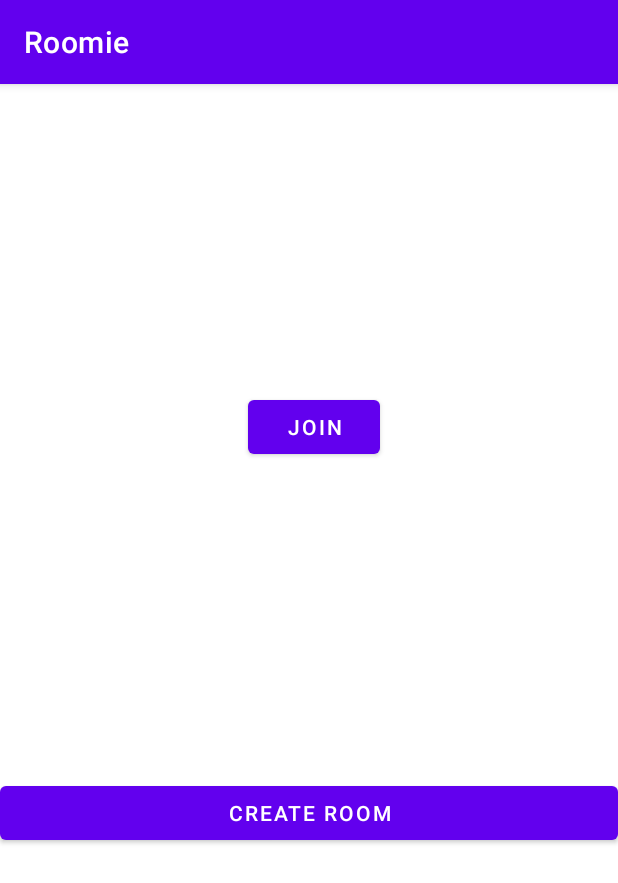
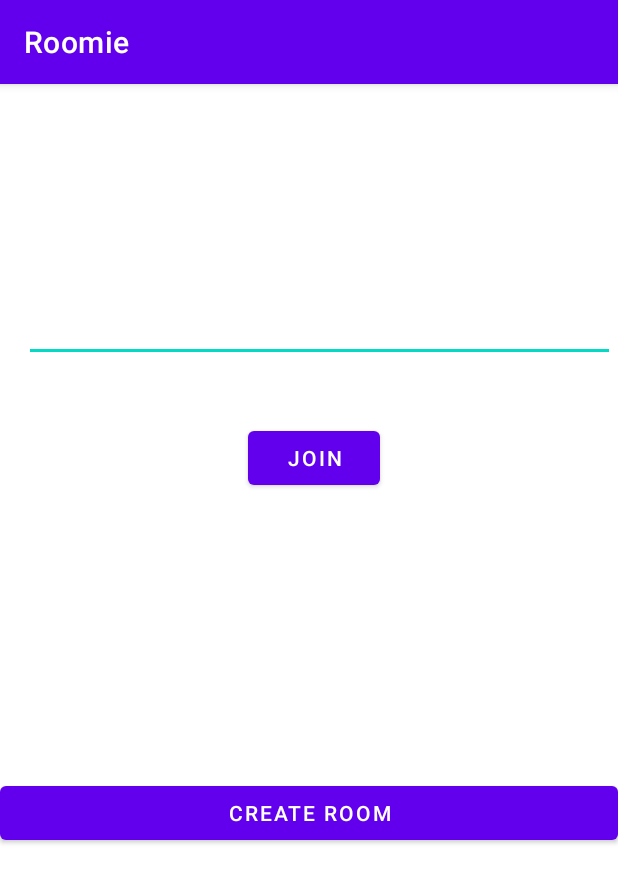
Before and after one commit to fourEyesSquad/Roomie, an Android app: the roomActivity screen opened directly, with no data from a screen before it, on a phone screen of 412 x 824 dp. Shown: the top 883 px of the screen. Run offline under Robolectric (Android 15) with nearby library versions, the phone set to English and light mode, and no system bars; libraries missing offline, so code that uses them is left out: com.parse.

Commit message:
updates on roomActivity

```diff
--- a/app/build.gradle
+++ b/app/build.gradle
@@ -33,6 +33,8 @@ dependencies {
     implementation 'androidx.appcompat:appcompat:1.2.0'
     implementation 'com.google.android.material:material:1.3.0'
     implementation 'androidx.constraintlayout:constraintlayout:2.0.4'
+    implementation 'com.github.parse-community.Parse-SDK-Android:parse:1.25.0'
+    implementation 'com.squareup.okhttp3:logging-interceptor:3.8.1' // for logging API calls to LogCat
     testImplementation 'junit:junit:4.+'
     androidTestImplementation 'androidx.test.ext:junit:1.1.2'
     androidTestImplementation 'androidx.test.espresso:espresso-core:3.3.0'
--- a/app/src/main/java/com/example/roomie/roomActivity.java
+++ b/app/src/main/java/com/example/roomie/roomActivity.java
@@ -3,12 +3,42 @@ package com.example.roomie;
 import androidx.appcompat.app.AppCompatActivity;
 
 import android.os.Bundle;
+import android.util.Log;
+import android.view.View;
+import android.widget.Button;
+import android.widget.EditText;
+import com.parse.ParseUser;
+import com.parse.LogInCallback;
+import com.parse.ParseException;
+
 
 public class roomActivity extends AppCompatActivity {
 
+    public static final String TAG = "RoomActivity";
+    private EditText tvRoomJoin;
+    private Button btnJoinRoom;
+    private Button btnCreateRoom;
     @Override
     protected void onCreate(Bundle savedInstanceState) {
         super.onCreate(savedInstanceState);
         setContentView(R.layout.activity_room);
+
+        tvRoomJoin = findViewById(R.id.tvRoomJoin);
+        btnJoinRoom = findViewById(R.id.btnJoinRoom);
+        btnCreateRoom = findViewById(R.id.btnCreateRoom);
+
+        btnJoinRoom.setOnClickListener(new View.OnClickListener() {
+            @Override
+            public void onClick(View v) {
+                Log.i(TAG, "onClick join room button");
+                String roomCode = tvRoomJoin.getText().toString();
+                ParseUser user = ParseUser.getCurrentUser();
+                joinRoom(roomCode,user);
+            }
+        });
+    }
+
+    private void joinRoom(String roomCode, ParseUser user){
+
     }
 }
--- a/app/src/main/res/layout/activity_room.xml
+++ b/app/src/main/res/layout/activity_room.xml
@@ -6,7 +6,7 @@
     android:layout_height="match_parent"
     tools:context=".roomActivity">
 
-    <TextView
+    <EditText
         android:id="@+id/tvRoomJoin"
         android:layout_width="match_parent"
         android:layout_height="wrap_content"
--- a/build.gradle
+++ b/build.gradle
@@ -16,6 +16,7 @@ allprojects {
     repositories {
         google()
         jcenter()
+        maven { url "https://jitpack.io" }
     }
 }
 
```
Also changed, not shown: gradle/wrapper/gradle-wrapper.properties.
